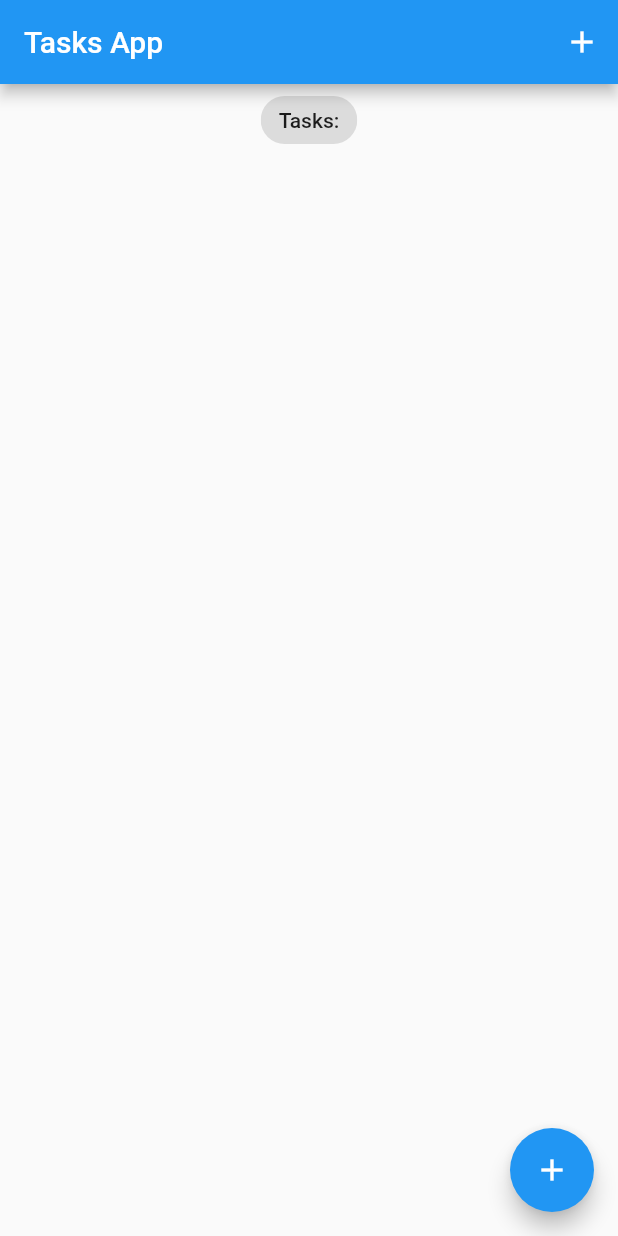
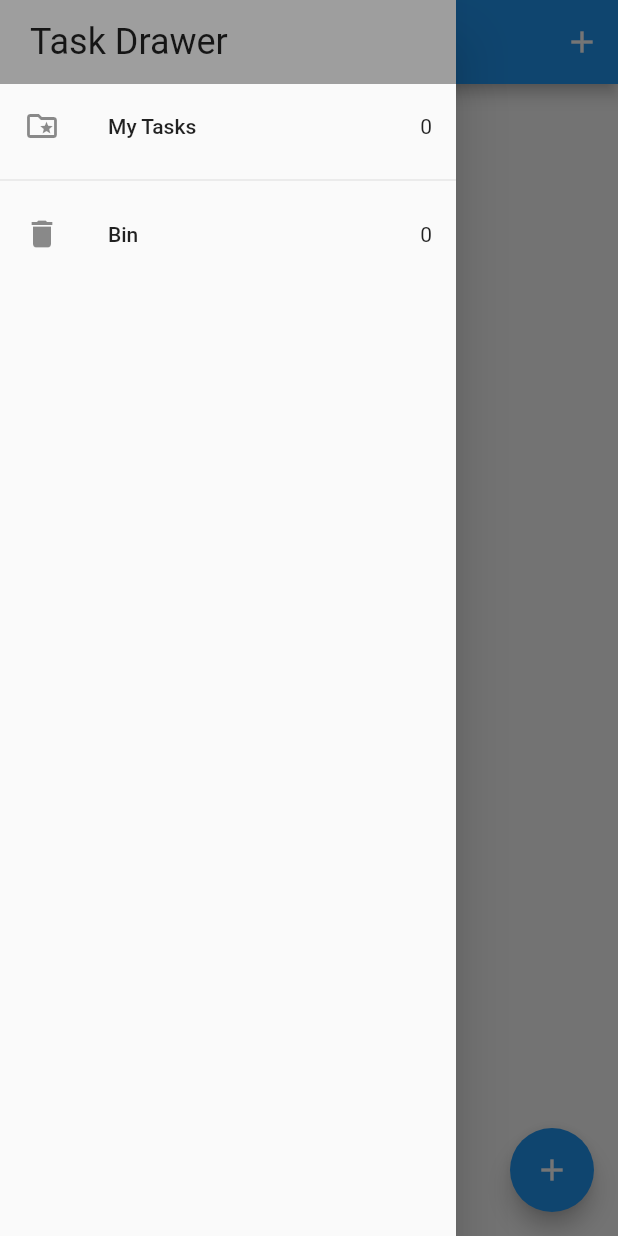
Before and after one commit to OdaFra/Flutter_Task_with_Bloc, a Flutter app: the screen it shows after launch, with the side drawer open (before the commit the screen has no drawer), on a phone screen of 412 x 824 dp. Run offline on Flutter 3.47's test engine with Material 2 defaults, Android fonts, the phone set to English and light mode, and no system bars; our stand-ins replace equatable, flutter_bloc, hydrated_bloc.

Commit message:
Se realizar cambios en el fromMap para persistencia de datos. Agregamos archivo Guid generador de Id. Se agrega Drawer a la sección de Scaffold de TaskScreen. ListTile agregado al Drawer. Creamos página de Recycle para las tareas borradas.

```diff
--- a/lib/blocs/bloc/task_event.dart
+++ b/lib/blocs/bloc/task_event.dart
@@ -12,9 +12,7 @@ class AddTask extends TaskEvent {
   const AddTask({required this.task});
 
   @override
-  List<Object> get props => [
-        task,
-      ];
+  List<Object> get props => [task];
 }
 
 class UpdateTask extends TaskEvent {
@@ -22,9 +20,7 @@ class UpdateTask extends TaskEvent {
   const UpdateTask({required this.task});
 
   @override
-  List<Object> get props => [
-        task,
-      ];
+  List<Object> get props => [task];
 }
 
 class DeleteTask extends TaskEvent {
@@ -32,7 +28,5 @@ class DeleteTask extends TaskEvent {
   const DeleteTask({required this.task});
 
   @override
-  List<Object> get props => [
-        task,
-      ];
+  List<Object> get props => [task];
 }
--- a/lib/blocs/bloc/task_state.dart
+++ b/lib/blocs/bloc/task_state.dart
@@ -21,11 +21,12 @@ class TaskState extends Equatable {
 
   factory TaskState.fromMap(Map<String, dynamic> map) {
     return TaskState(
-      allTasks: List<Task>.from(
-        (map['allTasks'] as List<int>).map<Task>(
-          (x) => Task.fromMap(x as Map<String, dynamic>),
-        ),
-      ),
-    );
+        allTasks: List<Task>.from(map['allTasks']?.map((x) => Task.fromMap(x)))
+        // List<Task>.from(
+        //   (map['allTasks'] as List<int>).map<Task>(
+        //     (x) => Task.fromMap(x as Map<String, dynamic>),
+        //   ),
+        // ),
+        );
   }
 }
--- a/lib/models/taks.dart
+++ b/lib/models/taks.dart
@@ -4,17 +4,29 @@ import 'package:equatable/equatable.dart';
 // ignore: must_be_immutable
 class Task extends Equatable {
   final String title;
+  final String id;
   bool? isDone;
   bool? isDeleted;
 
-  Task({required this.title, this.isDone, this.isDeleted}) {
+  Task({
+    required this.title,
+    required this.id,
+    this.isDone,
+    this.isDeleted,
+  }) {
     isDone = isDone ?? false;
     isDeleted = isDeleted ?? false;
   }
 
-  Task copyWith({String? title, bool? isDone, bool? isDeleted}) {
+  Task copyWith({
+    String? title,
+    String? id,
+    bool? isDone,
+    bool? isDeleted,
+  }) {
     return Task(
       title: title ?? this.title,
+      id: id ?? this.id,
       isDone: isDone ?? this.isDone,
       isDeleted: isDeleted ?? this.isDeleted,
     );
@@ -23,6 +35,7 @@ class Task extends Equatable {
   Map<String, dynamic> toMap() {
     return <String, dynamic>{
       'title': title,
+      'id': id,
       'isDone': isDone,
       'isDeleted': isDeleted,
     };
@@ -30,22 +43,17 @@ class Task extends Equatable {
 
   factory Task.fromMap(Map<String, dynamic> map) {
     return Task(
-      title: map['title'] as String,
-      // isDone: map['isDone'] != null ? map['isDone'] as bool : null,
-      isDone: map['isDone'] as bool,
-      // isDeleted: map['isDeleted'] != null ? map['isDeleted'] as bool : null,
-      isDeleted: map['isDeleted'] as bool,
-    );
+        title: map['title'] ?? '',
+        id: map['id'] ?? '',
+        isDone: map['isDone'],
+        isDeleted: map['isDeleted']);
   }
 
   @override
   List<Object?> get props => [
         title,
+        id,
         isDone,
         isDeleted,
       ];
-
-  // String toJson() => json.encode(toMap());
-
-  // factory Task.fromJson(String source) => Task.fromMap(json.decode(source) as Map<String, dynamic>);
 }
--- a/lib/screens/add_task_screen.dart
+++ b/lib/screens/add_task_screen.dart
@@ -1,5 +1,6 @@
 import 'package:flutter/material.dart';
 import 'package:flutter_bloc/flutter_bloc.dart';
+import 'package:flutter_tasks_app/services/guid_gen.dart';
 
 import '../blocs/bloc/task_bloc.dart';
 import '../models/taks.dart';
@@ -33,7 +34,8 @@ class AddTaskScreen extends StatelessWidget {
                   child: const Text('Cancel')),
               ElevatedButton(
                   onPressed: () {
-                    var task = Task(title: titleController.text);
+                    var task = Task(
+                        title: titleController.text, id: GUIDGen.generate());
                     context.read<TaskBloc>().add(AddTask(task: task));
                     Navigator.pop(context);
                   },
--- /dev/null
+++ b/lib/screens/my_drawer.dart
@@ -0,0 +1,36 @@
+import 'package:flutter/material.dart';
+
+class MyDrawer extends StatelessWidget {
+  const MyDrawer({Key? key}) : super(key: key);
+
+  @override
+  Widget build(BuildContext context) {
+    return SafeArea(
+      child: Drawer(
+          child: Column(
+        children: [
+          Container(
+            width: double.infinity,
+            padding: const EdgeInsets.symmetric(vertical: 14, horizontal: 20),
+            color: Colors.grey,
+            child: Text(
+              'Task Drawer ',
+              style: Theme.of(context).textTheme.headline5,
+            ),
+          ),
+          const ListTile(
+            leading: Icon(Icons.folder_special_outlined),
+            title: Text('My Tasks'),
+            trailing: Text('0'),
+          ),
+          const Divider(),
+          const ListTile(
+            leading: Icon(Icons.delete),
+            title: Text('Bin'),
+            trailing: Text('0'),
+          )
+        ],
+      )),
+    );
+  }
+}
--- a/lib/screens/tasks_screen.dart
+++ b/lib/screens/tasks_screen.dart
@@ -1,6 +1,7 @@
 import 'package:flutter/material.dart';
 import 'package:flutter_bloc/flutter_bloc.dart';
 import 'package:flutter_tasks_app/screens/add_task_screen.dart';
+import 'package:flutter_tasks_app/screens/my_drawer.dart';
 
 import '../blocs/bloc/task_bloc.dart';
 import '../models/taks.dart';
@@ -52,13 +53,14 @@ class _TasksScreenState extends State<TasksScreen> {
               )
             ],
           ),
+          drawer: const MyDrawer(),
           body: Column(
             crossAxisAlignment: CrossAxisAlignment.center,
             children: [
-              const Center(
+              Center(
                 child: Chip(
                   label: Text(
-                    'Tasks:',
+                    '${state.allTasks.length} Tasks',
                   ),
                 ),
               ),
--- /dev/null
+++ b/lib/widgets/task_tile.dart
@@ -0,0 +1,32 @@
+import 'package:flutter/material.dart';
+import 'package:flutter_bloc/flutter_bloc.dart';
+
+import '../blocs/bloc/task_bloc.dart';
+import '../models/taks.dart';
+
+class TaskTile extends StatelessWidget {
+  const TaskTile({
+    Key? key,
+    required this.task,
+  }) : super(key: key);
+
+  final Task task;
+
+  @override
+  Widget build(BuildContext context) {
+    return ListTile(
+      title: Text(
+        task.title,
+        style: TextStyle(
+            decoration: task.isDone! ? TextDecoration.lineThrough : null),
+      ),
+      trailing: Checkbox(
+        value: task.isDone,
+        onChanged: (value) {
+          context.read<TaskBloc>().add(UpdateTask(task: task));
+        },
+      ),
+      onLongPress: () => context.read<TaskBloc>().add(DeleteTask(task: task)),
+    );
+  }
+}
```
Also changed, not shown: lib/screens/recycle_bin.dart (added, +39 -0 lines), lib/services/guid_gen.dart (added, +27 -0 lines), lib/widgets/task_list.dart (+2 -12 lines).
